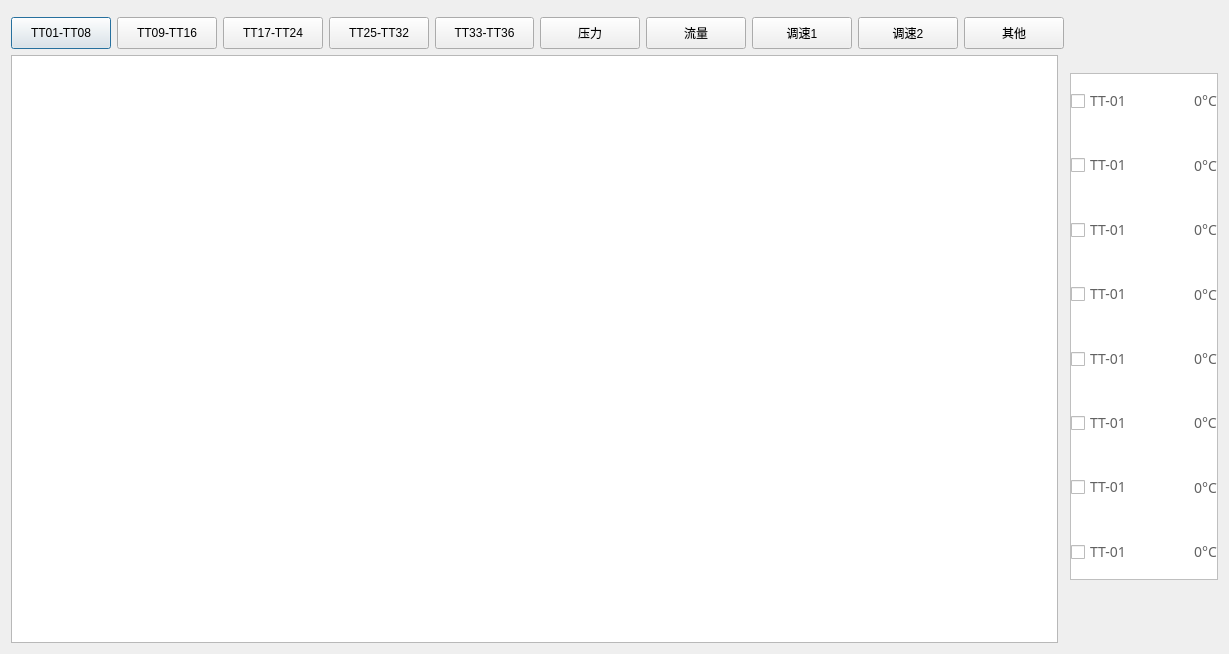
Old version of the form DeviceStatus/RealTimeCurve/rtcurve.ui in the repository Hccccc1/MOH_viewer.
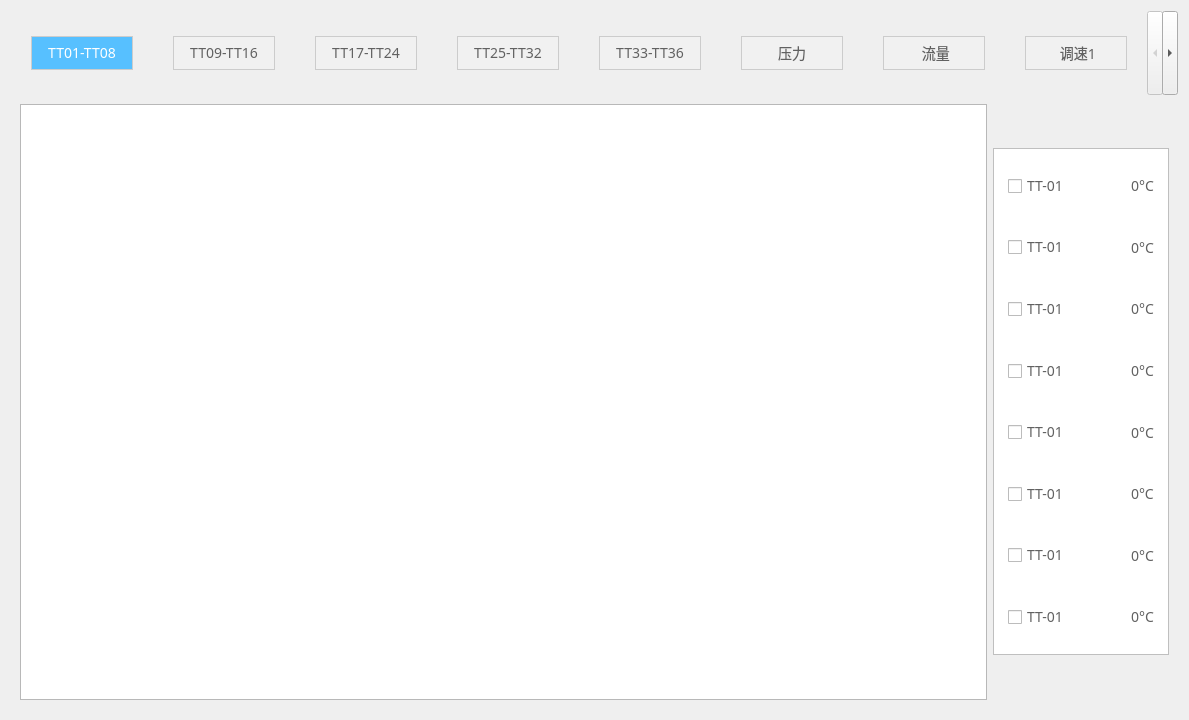
New version of the form. Icons and pictures are not drawn.

```diff
--- a/DeviceStatus/RealTimeCurve/rtcurve.ui
+++ b/DeviceStatus/RealTimeCurve/rtcurve.ui
@@ -1,20 +1,58 @@
 <?xml version="1.0" encoding="UTF-8"?>
 <ui version="4.0">
  <class>RTCurve</class>
- <widget class="QDialog" name="RTCurve">
+ <widget class="QWidget" name="RTCurve">
   <property name="geometry">
    <rect>
     <x>0</x>
     <y>0</y>
-    <width>1229</width>
-    <height>654</height>
+    <width>1189</width>
+    <height>720</height>
    </rect>
   </property>
   <property name="windowTitle">
    <string>Dialog</string>
   </property>
-  <layout class="QGridLayout" name="gridLayout_2">
-   <item row="0" column="2" rowspan="3">
+  <layout class="QGridLayout" name="gridLayout">
+   <item row="0" column="0">
+    <widget class="QTabWidget" name="tabWidget">
+     <property name="styleSheet">
+      <string notr="true">QTabBar::tab {
+	width:100px;
+	height:32px;
+	background:rgba(241,241,241,1);
+	border:1px solid rgba(204,204,204,1);
+	font-size:14px;
+	font-family:PingFang SC;
+	font-weight:300;
+	line-height:34px;
+	color:rgba(97,97,97,1);
+	margin-top:25px;
+	margin-right:20px;
+	margin-left:20px;
+	margin-bottom:25px;
+}
+QTabBar::tab:selected {
+	background:rgba(87,192,255,1);
+	color:rgba(255,255,255,1);
+	
+}
+QTabWidget::pane {
+	border:0px;
+}</string>
+     </property>
+     <property name="currentIndex">
+      <number>0</number>
+     </property>
+     <widget class="QWidget" name="tab">
+      <attribute name="title">
+       <string>TT01-TT08</string>
+      </attribute>
+      <layout class="QGridLayout" name="gridLayout_3">
+       <item row="0" column="0">
+        <widget class="QTableView" name="tableView"/>
+       </item>
+       <item row="0" column="1">
     <widget class="QGroupBox" name="groupBox">
      <property name="maximumSize">
       <size>
@@ -31,27 +69,18 @@
      <property name="title">
       <string/>
      </property>
-     <layout class="QGridLayout" name="gridLayout">
-      <property name="leftMargin">
-       <number>0</number>
-      </property>
-      <property name="topMargin">
-       <number>0</number>
-      </property>
-      <property name="rightMargin">
-       <number>0</number>
-      </property>
-      <property name="bottomMargin">
-       <number>0</number>
-      </property>
-      <property name="spacing">
-       <number>10</number>
-      </property>
+         <layout class="QGridLayout" name="gridLayout_2">
       <item row="0" column="0">
        <layout class="QHBoxLayout" name="horizontalLayout_2">
         <property name="spacing">
          <number>10</number>
         </property>
+            <property name="leftMargin">
+             <number>5</number>
+            </property>
+            <property name="rightMargin">
+             <number>5</number>
+            </property>
         <item>
          <widget class="QCheckBox" name="checkBox_chart_1">
           <property name="minimumSize">
@@ -124,6 +153,12 @@
         <property name="spacing">
          <number>10</number>
         </property>
+            <property name="leftMargin">
+             <number>5</number>
+            </property>
+            <property name="rightMargin">
+             <number>5</number>
+            </property>
         <item>
          <widget class="QCheckBox" name="checkBox_chart_2">
           <property name="minimumSize">
@@ -196,6 +231,12 @@
         <property name="spacing">
          <number>10</number>
         </property>
+            <property name="leftMargin">
+             <number>5</number>
+            </property>
+            <property name="rightMargin">
+             <number>5</number>
+            </property>
         <item>
          <widget class="QCheckBox" name="checkBox_chart_3">
           <property name="minimumSize">
@@ -268,6 +309,12 @@
         <property name="spacing">
          <number>10</number>
         </property>
+            <property name="leftMargin">
+             <number>5</number>
+            </property>
+            <property name="rightMargin">
+             <number>5</number>
+            </property>
         <item>
          <widget class="QCheckBox" name="checkBox_chart_4">
           <property name="minimumSize">
@@ -340,6 +387,12 @@
         <property name="spacing">
          <number>10</number>
         </property>
+            <property name="leftMargin">
+             <number>5</number>
+            </property>
+            <property name="rightMargin">
+             <number>5</number>
+            </property>
         <item>
          <widget class="QCheckBox" name="checkBox_chart_5">
           <property name="minimumSize">
@@ -412,6 +465,12 @@
         <property name="spacing">
          <number>10</number>
         </property>
+            <property name="leftMargin">
+             <number>5</number>
+            </property>
+            <property name="rightMargin">
+             <number>5</number>
+            </property>
         <item>
          <widget class="QCheckBox" name="checkBox_chart_6">
           <property name="minimumSize">
@@ -481,6 +540,12 @@
         <property name="spacing">
          <number>10</number>
         </property>
+            <property name="leftMargin">
+             <number>5</number>
+            </property>
+            <property name="rightMargin">
+             <number>5</number>
+            </property>
         <item>
          <widget class="QCheckBox" name="checkBox_chart_7">
           <property name="minimumSize">
@@ -553,6 +618,12 @@
         <property name="spacing">
          <number>10</number>
         </property>
+            <property name="leftMargin">
+             <number>5</number>
+            </property>
+            <property name="rightMargin">
+             <number>5</number>
+            </property>
         <item>
          <widget class="QCheckBox" name="checkBox_chart_8">
           <property name="minimumSize">
@@ -623,211 +694,54 @@
      </layout>
     </widget>
    </item>
-   <item row="2" column="0">
-    <widget class="QTableWidget" name="tableWidget"/>
-   </item>
-   <item row="1" column="0" colspan="2">
-    <layout class="QHBoxLayout" name="horizontalLayout">
-     <item>
-      <widget class="QPushButton" name="TT01_TT08_btn">
-       <property name="minimumSize">
-        <size>
-         <width>0</width>
-         <height>32</height>
-        </size>
-       </property>
-       <property name="maximumSize">
-        <size>
-         <width>136</width>
-         <height>32</height>
-        </size>
-       </property>
-       <property name="text">
-        <string>TT01-TT08</string>
-       </property>
-      </widget>
-     </item>
-     <item>
-      <widget class="QPushButton" name="TT09_TT16_btn">
-       <property name="minimumSize">
-        <size>
-         <width>0</width>
-         <height>32</height>
-        </size>
-       </property>
-       <property name="maximumSize">
-        <size>
-         <width>136</width>
-         <height>32</height>
-        </size>
-       </property>
-       <property name="text">
+      </layout>
+     </widget>
+     <widget class="QWidget" name="tab_4">
+      <attribute name="title">
         <string>TT09-TT16</string>
-       </property>
-      </widget>
-     </item>
-     <item>
-      <widget class="QPushButton" name="TT17_TT24_btn">
-       <property name="minimumSize">
-        <size>
-         <width>0</width>
-         <height>32</height>
-        </size>
-       </property>
-       <property name="maximumSize">
-        <size>
-         <width>136</width>
-         <height>32</height>
-        </size>
-       </property>
-       <property name="text">
+      </attribute>
+     </widget>
+     <widget class="QWidget" name="tab_3">
+      <attribute name="title">
         <string>TT17-TT24</string>
-       </property>
-      </widget>
-     </item>
-     <item>
-      <widget class="QPushButton" name="TT25_TT32_btn">
-       <property name="minimumSize">
-        <size>
-         <width>0</width>
-         <height>32</height>
-        </size>
-       </property>
-       <property name="maximumSize">
-        <size>
-         <width>136</width>
-         <height>32</height>
-        </size>
-       </property>
-       <property name="autoFillBackground">
-        <bool>true</bool>
-       </property>
-       <property name="styleSheet">
-        <string notr="true"/>
-       </property>
-       <property name="text">
+      </attribute>
+     </widget>
+     <widget class="QWidget" name="tab_5">
+      <attribute name="title">
         <string>TT25-TT32</string>
-       </property>
-      </widget>
-     </item>
-     <item>
-      <widget class="QPushButton" name="TT33_TT36_btn">
-       <property name="minimumSize">
-        <size>
-         <width>0</width>
-         <height>32</height>
-        </size>
-       </property>
-       <property name="maximumSize">
-        <size>
-         <width>136</width>
-         <height>32</height>
-        </size>
-       </property>
-       <property name="text">
+      </attribute>
+     </widget>
+     <widget class="QWidget" name="tab_6">
+      <attribute name="title">
         <string>TT33-TT36</string>
-       </property>
-      </widget>
-     </item>
-     <item>
-      <widget class="QPushButton" name="pressure_btn">
-       <property name="minimumSize">
-        <size>
-         <width>0</width>
-         <height>32</height>
-        </size>
-       </property>
-       <property name="maximumSize">
-        <size>
-         <width>136</width>
-         <height>32</height>
-        </size>
-       </property>
-       <property name="text">
+      </attribute>
+     </widget>
+     <widget class="QWidget" name="tab_7">
+      <attribute name="title">
         <string>压力</string>
-       </property>
-      </widget>
-     </item>
-     <item>
-      <widget class="QPushButton" name="flow_btn">
-       <property name="minimumSize">
-        <size>
-         <width>0</width>
-         <height>32</height>
-        </size>
-       </property>
-       <property name="maximumSize">
-        <size>
-         <width>136</width>
-         <height>32</height>
-        </size>
-       </property>
-       <property name="styleSheet">
-        <string notr="true"/>
-       </property>
-       <property name="text">
-        <string>流量</string>
-       </property>
-      </widget>
-     </item>
-     <item>
-      <widget class="QPushButton" name="speed_1_btn">
-       <property name="minimumSize">
-        <size>
-         <width>0</width>
-         <height>32</height>
-        </size>
-       </property>
-       <property name="maximumSize">
-        <size>
-         <width>136</width>
-         <height>32</height>
-        </size>
-       </property>
-       <property name="text">
-        <string>调速1</string>
-       </property>
-      </widget>
-     </item>
-     <item>
-      <widget class="QPushButton" name="speed_2_btn">
-       <property name="minimumSize">
-        <size>
-         <width>0</width>
-         <height>32</height>
-        </size>
-       </property>
-       <property name="maximumSize">
-        <size>
-         <width>136</width>
-         <height>32</height>
-        </size>
-       </property>
-       <property name="text">
+      </attribute>
+     </widget>
+     <widget class="QWidget" name="tab_8">
+      <attribute name="title">
+       <string> 流量</string>
+      </attribute>
+     </widget>
+     <widget class="QWidget" name="tab_9">
+      <attribute name="title">
+       <string> 调速1</string>
+      </attribute>
+     </widget>
+     <widget class="QWidget" name="tab_10">
+      <attribute name="title">
         <string>调速2</string>
-       </property>
-      </widget>
-     </item>
-     <item>
-      <widget class="QPushButton" name="others_btn">
-       <property name="minimumSize">
-        <size>
-         <width>0</width>
-         <height>32</height>
-        </size>
-       </property>
-       <property name="maximumSize">
-        <size>
-         <width>136</width>
-         <height>32</height>
-        </size>
-       </property>
-       <property name="text">
-        <string>其他</string>
-       </property>
-      </widget>
-     </item>
-    </layout>
+      </attribute>
+     </widget>
+     <widget class="QWidget" name="tab_2">
+      <attribute name="title">
+       <string>其它</string>
+      </attribute>
+     </widget>
+    </widget>
    </item>
   </layout>
  </widget>
```
Left out of the diff: 4 changed lines with no effect on the pictures. Lines whose indentation alone changed are shown as unchanged.
